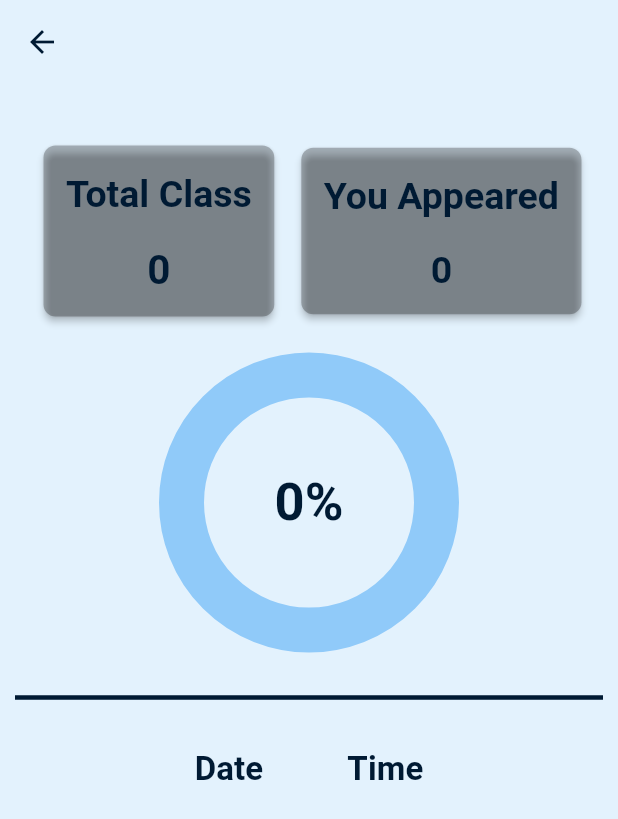
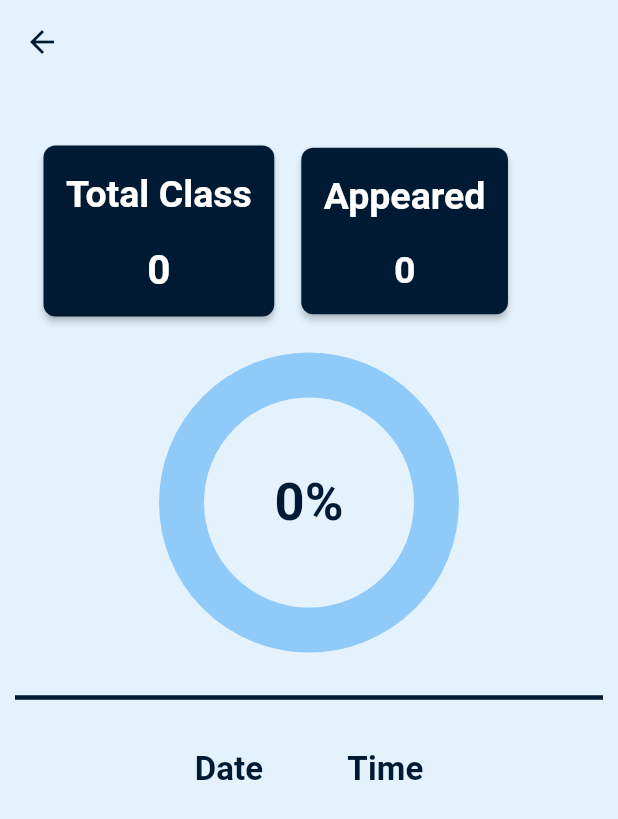
Before and after one commit to Alve-2019331050/proxy-killer, a Flutter app: the showAttendance screen opened directly with empty values, on a phone screen of 412 x 824 dp. Shown: the top 819 px of the screen. Run offline on Flutter 3.47's test engine with Material 2 defaults, Android fonts, the phone set to English and light mode, and no system bars; drawn by our look-alikes of percent_indicator; our stand-ins replace animated_splash_screen, cloud_firestore, firebase_auth, firebase_core, firebase_database, fluttertoast and 2 more; accounts and stored records are empty; network calls fail.

Commit message:
changed card color

```diff
--- a/lib/screens/home/student/showAttendance.dart
+++ b/lib/screens/home/student/showAttendance.dart
@@ -121,7 +121,7 @@ class _showAttendanceState extends State<showAttendance> {
                         if (snapshot.hasData) {
                           totClass = snapshot.data!.docs.length;
                           return Card(
-                            color: Colors.black26,
+                            color: Color(0xFF001a33),
                             shape: RoundedRectangleBorder(
                               borderRadius: BorderRadius.circular(8.0),
                             ),
@@ -138,7 +138,7 @@ class _showAttendanceState extends State<showAttendance> {
                                         style: TextStyle(
                                           fontWeight: FontWeight.bold,
                                           fontSize: 25,
-                                          color: Color(0xFF001a33),
+                                          color: Colors.white,
                                         ),
                                       ),
                                     ),
@@ -149,7 +149,7 @@ class _showAttendanceState extends State<showAttendance> {
                                         style: TextStyle(
                                           fontSize: 27,
                                           fontWeight: FontWeight.bold,
-                                          color: Color(0xFF001a33),
+                                          color: Colors.white,
                                         ),
                                       ),
                                     )
@@ -168,7 +168,7 @@ class _showAttendanceState extends State<showAttendance> {
                         if (snapshot.hasData) {
                           appeared = snapshot.data!.docs.length;
                           return Card(
-                            color: Colors.black26,
+                            color: Color(0xFF001a33),
                             shape: RoundedRectangleBorder(
                               borderRadius: BorderRadius.circular(8.0),
                             ),
@@ -181,11 +181,11 @@ class _showAttendanceState extends State<showAttendance> {
                                     SizedBox(height: 3),
                                     FittedBox(
                                       child: Text(
-                                        'You Appeared',
+                                        'Appeared',
                                         style: TextStyle(
                                           fontWeight: FontWeight.bold,
                                           fontSize: 25,
-                                          color: Color(0xFF001a33),
+                                          color: Colors.white,
                                         ),
                                       ),
                                     ),
@@ -196,7 +196,7 @@ class _showAttendanceState extends State<showAttendance> {
                                         style: TextStyle(
                                           fontSize: 25,
                                           fontWeight: FontWeight.bold,
-                                          color: Color(0xFF001a33),
+                                          color: Colors.white,
                                         ),
                                       ),
                                     )
--- a/lib/screens/models/courseCard.dart
+++ b/lib/screens/models/courseCard.dart
@@ -39,8 +39,8 @@ class _CourseCardState extends State<CourseCard> {
   Widget build(BuildContext context) {
     return Container(
       margin: EdgeInsets.only(top:5.0),
-      width:175,
-      height:175,
+      width:150,
+      height:200,
       decoration: BoxDecoration(
         color: Color(0xFF001a33),
         borderRadius: BorderRadius.circular(15),
--- a/lib/screens/shared/change_password.dart
+++ b/lib/screens/shared/change_password.dart
@@ -31,7 +31,8 @@ class _ChangePasswordState extends State<ChangePassword> {
         ),
         backgroundColor: const Color(0xFF01011a),
       ),
-      body: Padding(
+      body: SingleChildScrollView(
+        child: Padding(
           padding: const EdgeInsets.symmetric(horizontal: 20,vertical: 200),
           child: SingleChildScrollView(
             //scrollDirection: Axis.vertical,
@@ -63,6 +64,7 @@ class _ChangePasswordState extends State<ChangePassword> {
             ),
           ),
         ),
+      ),
 
     );
   }
```
Lines whose indentation alone changed are shown as unchanged.
